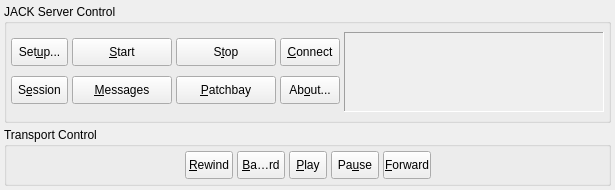
6676401088/jackcontrol, file src/MainWidget.ui: the form before one commit.
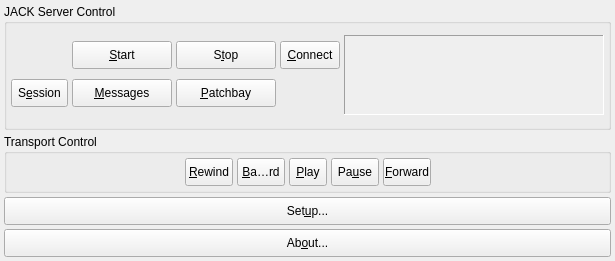
The form after the commit. Icons and pictures are not drawn.

The edit to the form file:
```diff
--- a/src/MainWidget.ui
+++ b/src/MainWidget.ui
@@ -27,7 +27,7 @@
     <x>0</x>
     <y>0</y>
     <width>615</width>
-    <height>190</height>
+    <height>261</height>
    </rect>
   </property>
   <property name="sizePolicy">
@@ -45,7 +45,7 @@
   <property name="maximumSize">
    <size>
     <width>615</width>
-    <height>190</height>
+    <height>16777215</height>
    </size>
   </property>
   <property name="font">
@@ -183,41 +183,6 @@
             </property>
            </widget>
           </item>
-          <item row="0" column="0">
-           <widget class="QToolButton" name="SetupToolButton">
-            <property name="minimumSize">
-             <size>
-              <width>28</width>
-              <height>28</height>
-             </size>
-            </property>
-            <property name="maximumSize">
-             <size>
-              <width>32767</width>
-              <height>28</height>
-             </size>
-            </property>
-            <property name="focusPolicy">
-             <enum>Qt::TabFocus</enum>
-            </property>
-            <property name="toolTip">
-             <string>Show settings and options dialog</string>
-            </property>
-            <property name="text">
-             <string>Set&amp;up...</string>
-            </property>
-            <property name="icon">
-             <iconset resource="qjackctl.qrc">
-              <normaloff>:/images/setup1.png</normaloff>:/images/setup1.png</iconset>
-            </property>
-            <property name="shortcut">
-             <string>Alt+U</string>
-            </property>
-            <property name="toolButtonStyle">
-             <enum>Qt::ToolButtonTextBesideIcon</enum>
-            </property>
-           </widget>
-          </item>
           <item row="0" column="3" colspan="2">
            <widget class="QToolButton" name="StopToolButton">
             <property name="minimumSize">
@@ -291,41 +256,6 @@
             </property>
            </widget>
           </item>
-          <item row="1" column="5">
-           <widget class="QToolButton" name="AboutToolButton">
-            <property name="minimumSize">
-             <size>
-              <width>28</width>
-              <height>28</height>
-             </size>
-            </property>
-            <property name="maximumSize">
-             <size>
-              <width>32767</width>
-              <height>28</height>
-             </size>
-            </property>
-            <property name="focusPolicy">
-             <enum>Qt::TabFocus</enum>
-            </property>
-            <property name="toolTip">
-             <string>Show information about this application</string>
-            </property>
-            <property name="text">
-             <string>Ab&amp;out...</string>
-            </property>
-            <property name="icon">
-             <iconset resource="qjackctl.qrc">
-              <normaloff>:/images/about1.png</normaloff>:/images/about1.png</iconset>
-            </property>
-            <property name="shortcut">
-             <string>Alt+O</string>
-            </property>
-            <property name="toolButtonStyle">
-             <enum>Qt::ToolButtonTextBesideIcon</enum>
-            </property>
-           </widget>
-          </item>
           <item row="1" column="1" colspan="2">
            <widget class="QToolButton" name="MessagesStatusToolButton">
             <property name="minimumSize">
@@ -840,6 +770,76 @@
      </layout>
     </widget>
    </item>
+   <item>
+    <widget class="QToolButton" name="SetupToolButton">
+     <property name="minimumSize">
+      <size>
+       <width>28</width>
+       <height>28</height>
+      </size>
+     </property>
+     <property name="maximumSize">
+      <size>
+       <width>32767</width>
+       <height>28</height>
+      </size>
+     </property>
+     <property name="focusPolicy">
+      <enum>Qt::TabFocus</enum>
+     </property>
+     <property name="toolTip">
+      <string>Show settings and options dialog</string>
+     </property>
+     <property name="text">
+      <string>Set&amp;up...</string>
+     </property>
+     <property name="icon">
+      <iconset resource="qjackctl.qrc">
+       <normaloff>:/images/setup1.png</normaloff>:/images/setup1.png</iconset>
+     </property>
+     <property name="shortcut">
+      <string>Alt+U</string>
+     </property>
+     <property name="toolButtonStyle">
+      <enum>Qt::ToolButtonTextBesideIcon</enum>
+     </property>
+    </widget>
+   </item>
+   <item>
+    <widget class="QToolButton" name="AboutToolButton">
+     <property name="minimumSize">
+      <size>
+       <width>28</width>
+       <height>28</height>
+      </size>
+     </property>
+     <property name="maximumSize">
+      <size>
+       <width>32767</width>
+       <height>28</height>
+      </size>
+     </property>
+     <property name="focusPolicy">
+      <enum>Qt::TabFocus</enum>
+     </property>
+     <property name="toolTip">
+      <string>Show information about this application</string>
+     </property>
+     <property name="text">
+      <string>Ab&amp;out...</string>
+     </property>
+     <property name="icon">
+      <iconset resource="qjackctl.qrc">
+       <normaloff>:/images/about1.png</normaloff>:/images/about1.png</iconset>
+     </property>
+     <property name="shortcut">
+      <string>Alt+O</string>
+     </property>
+     <property name="toolButtonStyle">
+      <enum>Qt::ToolButtonTextBesideIcon</enum>
+     </property>
+    </widget>
+   </item>
   </layout>
  </widget>
  <layoutdefault spacing="4" margin="4"/>
```
Left out of the diff: 2 changed lines with no effect on the pictures.
